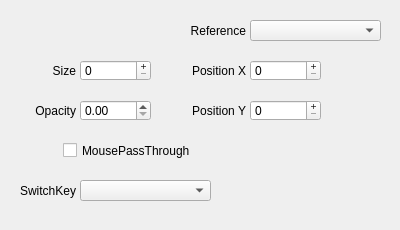
Old version of the form QKeyMapper/qfloatingwindowsetupdialog.ui in the repository Zalafina/QKeyMapper.
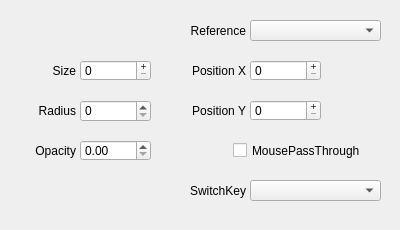
New version of the form.

Commit message: Add FloatingWindow Radius.

What changed in the file:
```diff
--- a/QKeyMapper/qfloatingwindowsetupdialog.ui
+++ b/QKeyMapper/qfloatingwindowsetupdialog.ui
@@ -35,7 +35,7 @@
    <property name="geometry">
     <rect>
      <x>5</x>
-     <y>100</y>
+     <y>140</y>
      <width>71</width>
      <height>21</height>
     </rect>
@@ -51,7 +51,7 @@
    <property name="geometry">
     <rect>
      <x>80</x>
-     <y>100</y>
+     <y>140</y>
      <width>71</width>
      <height>21</height>
     </rect>
@@ -159,7 +159,7 @@
   <widget class="QCheckBox" name="mousePassThroughCheckBox">
    <property name="geometry">
     <rect>
-     <x>63</x>
+     <x>233</x>
      <y>140</y>
      <width>151</width>
      <height>21</height>
@@ -204,7 +204,7 @@
   <widget class="QComboBox" name="mousePassThroughSwitchKeyComboBox">
    <property name="geometry">
     <rect>
-     <x>80</x>
+     <x>250</x>
      <y>180</y>
      <width>131</width>
      <height>21</height>
@@ -217,7 +217,7 @@
   <widget class="QLabel" name="mousePassThroughSwitchKeyLabel">
    <property name="geometry">
     <rect>
-     <x>5</x>
+     <x>175</x>
      <y>180</y>
      <width>71</width>
      <height>21</height>
@@ -230,6 +230,35 @@
     <set>Qt::AlignmentFlag::AlignRight|Qt::AlignmentFlag::AlignTrailing|Qt::AlignmentFlag::AlignVCenter</set>
    </property>
   </widget>
+  <widget class="QSpinBox" name="windowRadiusSpinBox">
+   <property name="geometry">
+    <rect>
+     <x>80</x>
+     <y>100</y>
+     <width>71</width>
+     <height>22</height>
+    </rect>
+   </property>
+   <property name="focusPolicy">
+    <enum>Qt::FocusPolicy::ClickFocus</enum>
+   </property>
+  </widget>
+  <widget class="QLabel" name="windowRadiusLabel">
+   <property name="geometry">
+    <rect>
+     <x>5</x>
+     <y>100</y>
+     <width>71</width>
+     <height>22</height>
+    </rect>
+   </property>
+   <property name="text">
+    <string>Radius</string>
+   </property>
+   <property name="alignment">
+    <set>Qt::AlignmentFlag::AlignRight|Qt::AlignmentFlag::AlignTrailing|Qt::AlignmentFlag::AlignVCenter</set>
+   </property>
+  </widget>
  </widget>
  <resources/>
  <connections/>
```
The commit also changes 11 other files.
